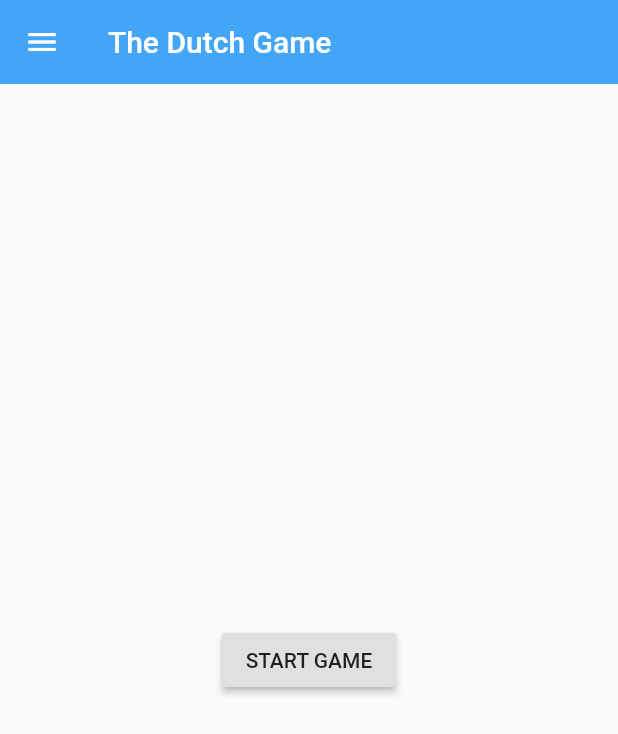
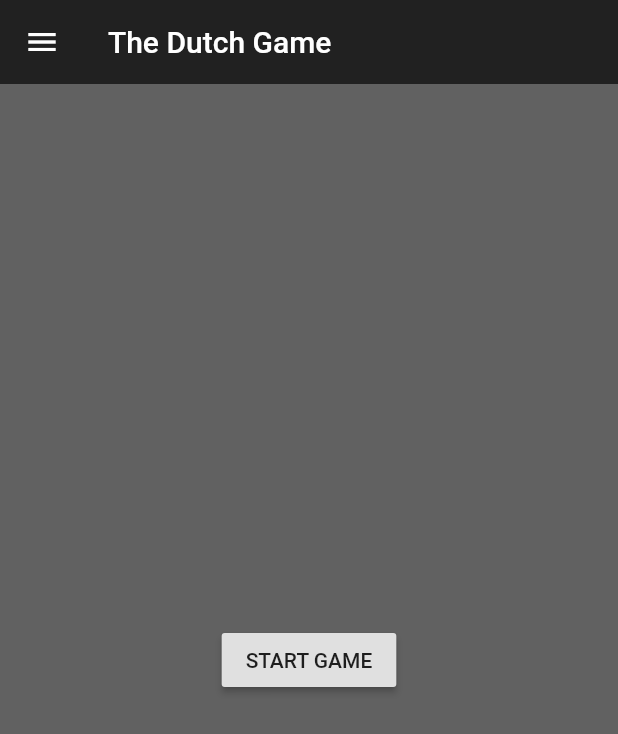
Before and after one commit to wmarosek/dutch_game, a Flutter app: the screen it shows once a user with an empty profile is signed in, on a phone screen of 412 x 824 dp. Shown: the top 734 px of the screen. Run offline on Flutter 3.47's test engine with Material 2 defaults, Android fonts, the phone set to English and light mode, and no system bars; our stand-ins replace cloud_firestore, firebase_auth, firebase_database, firebase_messaging, google_sign_in, shared_preferences; accounts and stored records are empty.

Commit message:
AppBar colors changed

```diff
--- a/lib/screens/home/home.dart
+++ b/lib/screens/home/home.dart
@@ -14,16 +14,15 @@ class HomePage extends StatefulWidget {
   Home createState() => Home();
 }
 
-
 class Home extends State<HomePage> {
   final AuthServices _auth = AuthServices();
   final FirebaseMessaging _fcm = FirebaseMessaging();
-
 
   @override
   void initState() {
     _saveDeviceToken(); // To store token to firestore.
   }
+
   _saveDeviceToken() async {
     String fcmToken = await _fcm.getToken();
     if (fcmToken != null) {
@@ -36,17 +35,12 @@ class Home extends State<HomePage> {
     }
   }
 
-
-
-
-
-
   @override
   Widget build(BuildContext context) {
     return Scaffold(
-      backgroundColor: Colors.blue[10],
+      backgroundColor: Colors.grey[700],
       appBar: AppBar(
-        backgroundColor: Colors.blue[400],
+        backgroundColor: Colors.grey[900],
         title: Text('The Dutch Game'),
         elevation: 0.0,
       ),
@@ -62,13 +56,13 @@ class Home extends State<HomePage> {
         ),
       ),
     drawer: Drawer(
+        child: Container(
+          color: Colors.grey[700],
           child: ListView(
             padding: EdgeInsets.zero,
             children: <Widget>[
               DrawerHeader(
-              decoration: BoxDecoration(
-                color: Colors.blue
-              ),
+                decoration: BoxDecoration(color: Colors.grey[900]),
                 child: Text(
                   'Your profile',
                   style: TextStyle(
@@ -84,7 +78,7 @@ class Home extends State<HomePage> {
               ListTile(
                 leading: Icon(Icons.exit_to_app),
                 title: Text('Log out'),
-              onTap: () async{
+                onTap: () async {
                   await _auth.signOut();
                   Navigator.pushAndRemoveUntil(
                     context,
@@ -95,8 +89,8 @@ class Home extends State<HomePage> {
               ),
             ],
           ),
+        )
       ),
-
     );
   }
 }
```
Lines whose indentation alone changed are shown as unchanged.
